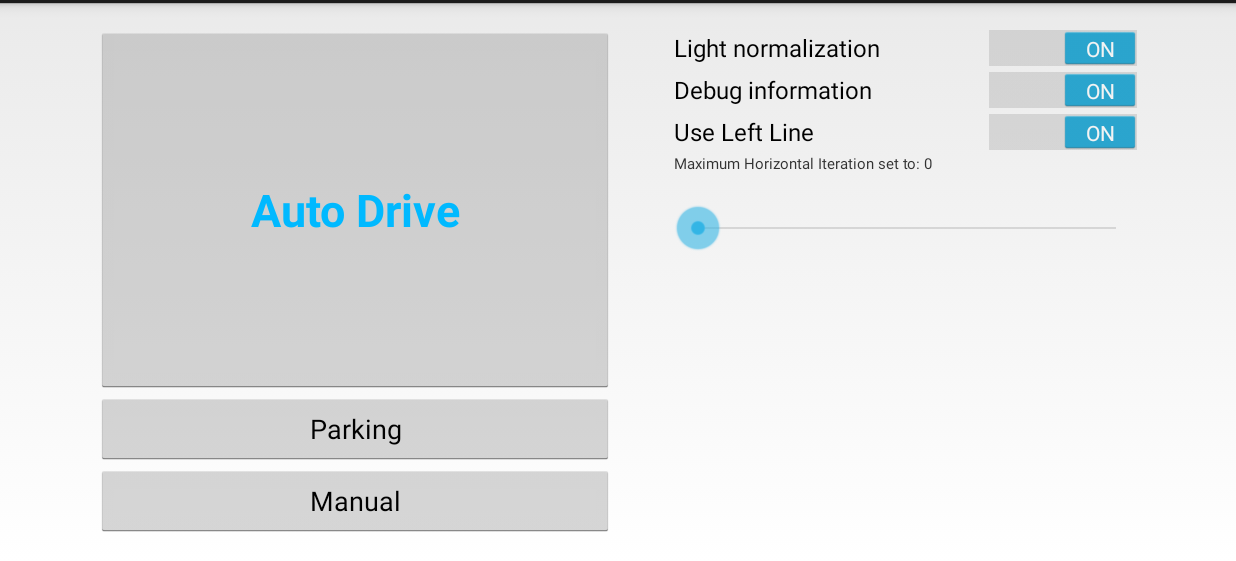
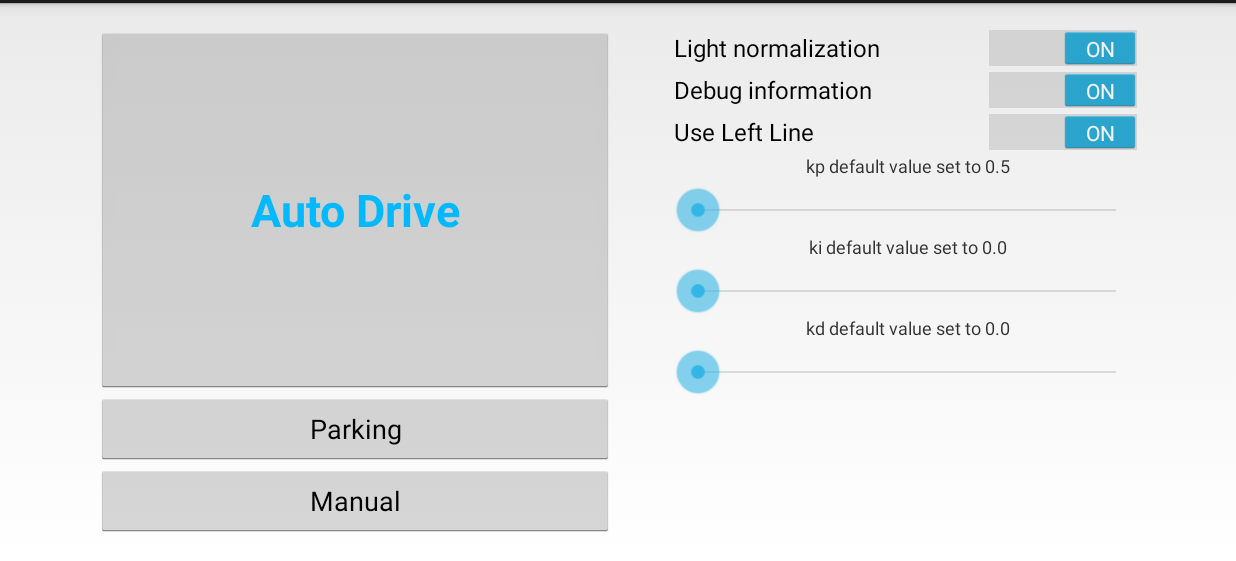
Before and after one commit to Petroula/Android-Car-duino, an Android app: the screen it shows after launch (MainActivity), on a phone screen of 824 x 412 dp (held sideways), the part 57-618 px from its top. Run offline under Robolectric (Android 15) with nearby library versions, the light colour scheme and no system bars.

Commit message:
added Pid settings and seekbars, removed previous seekbar

```diff
--- a/app/src/main/java/pegasus/bluetootharduino/Autodrive.java
+++ b/app/src/main/java/pegasus/bluetootharduino/Autodrive.java
@@ -52,4 +52,9 @@ public class Autodrive
     // value should be between 0.4-1.4
     public static native void setSettingMaxAngleDiff(float value);
 
+    public static native void setPIDkp(float value);
+
+    public static native void setPIDki(float value);
+
+    public static native void setPIDkd(float value);
 }
--- a/app/src/main/java/pegasus/bluetootharduino/MainActivity.java
+++ b/app/src/main/java/pegasus/bluetootharduino/MainActivity.java
@@ -12,6 +12,9 @@ import android.widget.Switch;
 import android.widget.TextView;
 
 public class MainActivity extends Activity implements OnClickListener, CompoundButton.OnCheckedChangeListener, SeekBar.OnSeekBarChangeListener {
+
+
+    SeekBar kp, ki, kd;
 
     @Override
     protected void onCreate(Bundle savedInstanceState) {
@@ -30,12 +33,25 @@ public class MainActivity extends Activity implements OnClickListener, CompoundB
         //USE LEFT LINE SWITCH
         ((Switch)findViewById(R.id.LeftLineSwitch)).setOnCheckedChangeListener(this);
 
-        //MAXIMUM HORIZONTAL ITERATION SEEK BAR
-        ((SeekBar)findViewById(R.id.MaxHorIteration)).setMax(8);
-        ((SeekBar)findViewById(R.id.MaxHorIteration)).setOnSeekBarChangeListener(this);
+        //PID SEEK BARS
+        kp = (SeekBar)findViewById(R.id.kp);
+        kp.setMax(50);
+        kp.setOnSeekBarChangeListener(this);
 
-        //INITIAL MAX HORIZONTAL ITERATION SET TO 0
-        ((TextView)findViewById(R.id.progress)).setText("Maximum Horizontal Iteration set to: 0");
+        ki = (SeekBar)findViewById(R.id.ki);
+        ki.setMax(50);
+        ki.setOnSeekBarChangeListener(this);
+
+        kd = (SeekBar)findViewById(R.id.kd);
+        kd.setMax(50);
+        kd.setOnSeekBarChangeListener(this);
+
+
+        //PID DESCRIPTIONS
+        ((TextView)findViewById(R.id.progress1)).setText("kp default value set to 0.5");
+        ((TextView)findViewById(R.id.progress2)).setText("ki default value set to 0.0");
+        ((TextView)findViewById(R.id.progress3)).setText("kd default value set to 0.0");
+
     }
 
     /* BUTTONS */
@@ -73,7 +89,29 @@ public class MainActivity extends Activity implements OnClickListener, CompoundB
     @Override
     public void onProgressChanged(SeekBar seekBar, int progress, boolean fromUser) {
         Autodrive.setSettingSmoothening(progress);
-        ((TextView)findViewById(R.id.progress)).setText("Maximum Horizontal Iteration set to: " + progress);
+        switch (seekBar.getId()) {
+            case R.id.kp:
+                if(fromUser) {
+                    float progressValue = (float) (progress / 10.0);
+                    ((TextView)findViewById(R.id.progress1)).setText("kp value set to " + progressValue);
+                    Autodrive.setPIDkp(progressValue);
+                }
+                break;
+            case R.id.ki:
+                if(fromUser) {
+                    float progressValue = (float) (progress / 10.0);
+                    ((TextView)findViewById(R.id.progress2)).setText("ki value set to " + progressValue);
+                    Autodrive.setPIDki(progressValue);
+                }
+                break;
+            case R.id.kd:
+                if(fromUser) {
+                    float progressValue = (float) (progress / 10.0);
+                    ((TextView)findViewById(R.id.progress3)).setText("kd value set to " + progressValue);
+                    Autodrive.setPIDkd(progressValue);
+                }
+                break;
+        }
     }
 
     @Override
--- a/app/src/main/res/layout/main_activity.xml
+++ b/app/src/main/res/layout/main_activity.xml
@@ -80,15 +80,45 @@
             <TextView
                 android:layout_width="match_parent"
                 android:layout_height="wrap_content"
-                android:id="@+id/progress"
-                android:textSize="10sp" />
+                android:id="@+id/progress1"
+                android:textSize="12sp"
+                android:text="kp default value set to 0.5"
+                android:gravity="center" />
 
             <SeekBar
                 android:layout_width="match_parent"
                 android:layout_height="wrap_content"
-                android:id="@+id/MaxHorIteration"
+                android:id="@+id/kp"
                 android:indeterminate="false"
-                android:paddingTop="20dp" />
+                android:paddingTop="5dp" />
+
+            <TextView
+                android:layout_width="match_parent"
+                android:layout_height="wrap_content"
+                android:id="@+id/progress2"
+                android:textSize="12sp"
+                android:gravity="center" />
+
+            <SeekBar
+                android:layout_width="match_parent"
+                android:layout_height="wrap_content"
+                android:id="@+id/ki"
+                android:indeterminate="false"
+                android:paddingTop="5dp" />
+
+            <TextView
+                android:layout_width="match_parent"
+                android:layout_height="wrap_content"
+                android:id="@+id/progress3"
+                android:textSize="12sp"
+                android:gravity="center" />
+
+            <SeekBar
+                android:layout_width="match_parent"
+                android:layout_height="wrap_content"
+                android:id="@+id/kd"
+                android:indeterminate="false"
+                android:paddingTop="5dp" />
 
         </LinearLayout>
     </LinearLayout>
```
Also changed, not shown: 1 other file.
